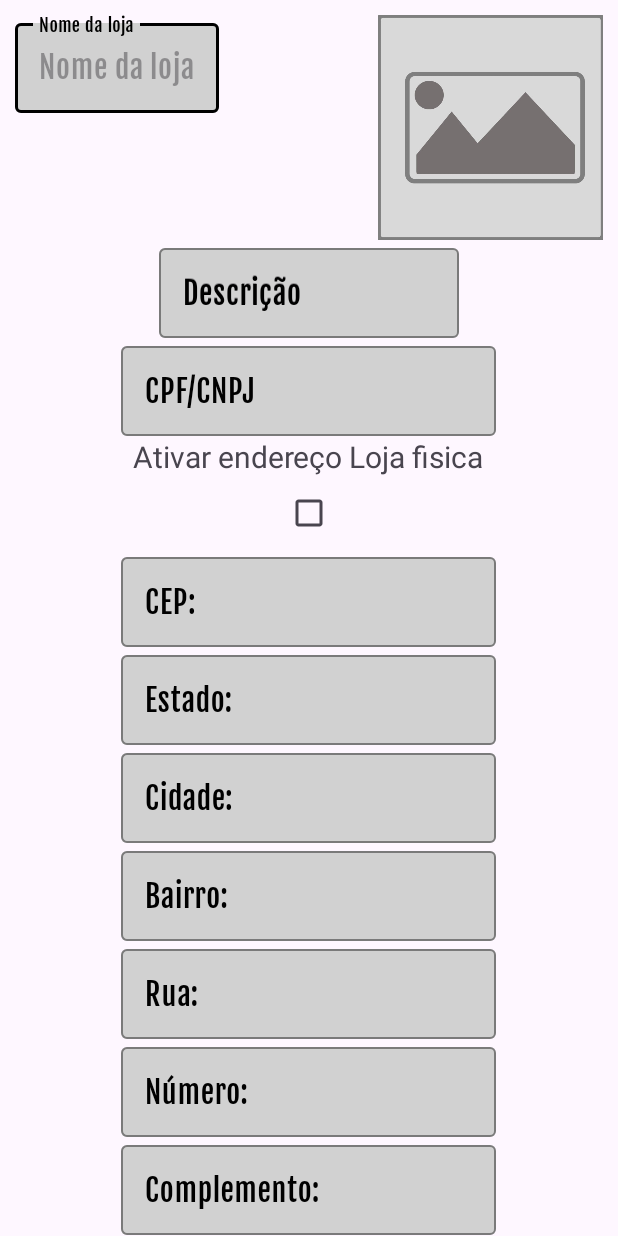
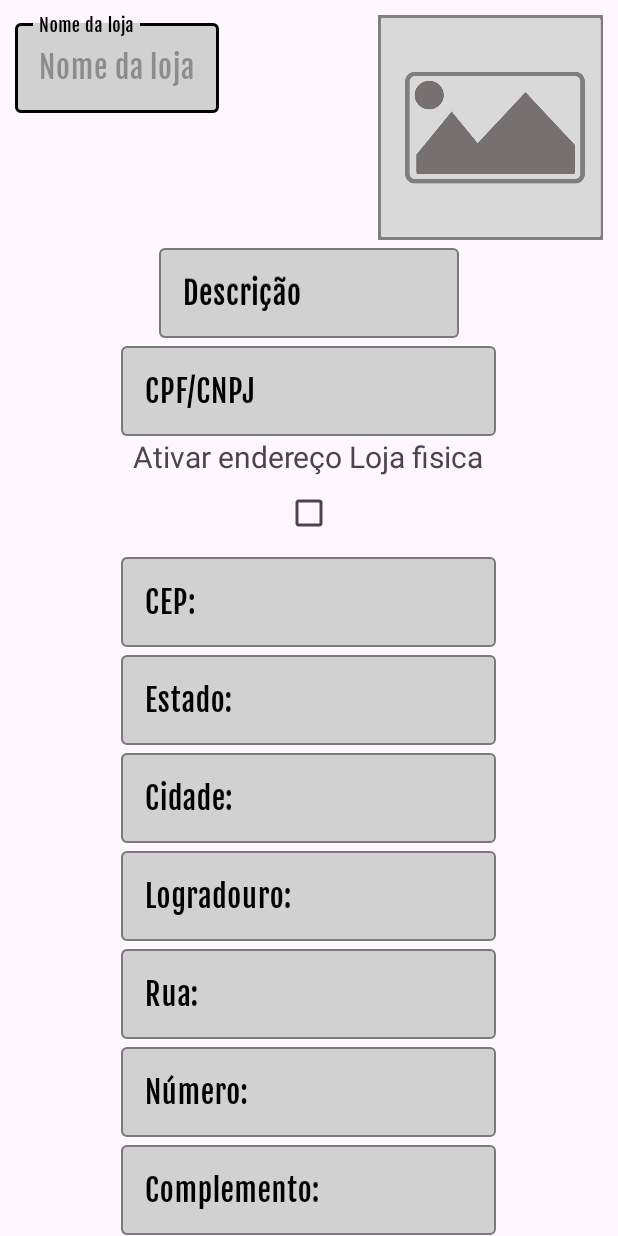
Before and after one commit to tPdru/iService, an Android app: the layout cadastrar_loja_layout.xml on its own in the app's theme, with its tools: preview values and no code run, on a phone screen of 412 x 824 dp. Run offline under Robolectric (Android 15) with nearby library versions, the phone set to English and light mode, and no system bars.

Commit message:
Criando Perfil, loja com e sem endereço. back end;

```diff
--- a/app/src/main/java/br/com/etecia/iservice/FragmentPerfilUsuario.java
+++ b/app/src/main/java/br/com/etecia/iservice/FragmentPerfilUsuario.java
@@ -27,7 +27,7 @@ public class FragmentPerfilUsuario extends Fragment {
 
 
         //Pegando as informações do perfil
-        ObjPerfil meuPerfil = ControllerMaster.getControllerMaster().getinformacoesPerfil();
+        ObjPerfil meuPerfil = ControllerMaster.getControllerMaster().getInformacoesPerfil();
 
         //Preenchendo as informações do perfil
         informacoesPerfil(meuPerfil);
--- a/app/src/main/res/layout/cadastrar_loja_layout.xml
+++ b/app/src/main/res/layout/cadastrar_loja_layout.xml
@@ -39,7 +39,7 @@
                     app:hintTextColor="@color/cor_texto">
 
                     <com.google.android.material.textfield.TextInputEditText
-                        android:id="@+id/txtCadastrarLojaNome"
+                        android:id="@+id/txtCadLojaNome"
                         android:layout_width="wrap_content"
                         android:layout_height="60sp"
                         android:fontFamily="@font/textos"
@@ -68,7 +68,7 @@
                     app:hintTextColor="@color/cor_texto">
 
                     <com.google.android.material.textfield.TextInputEditText
-                        android:id="@+id/txtCadastrarLojaDescricao"
+                        android:id="@+id/txtCadLojaDescricao"
                         android:layout_width="200sp"
                         android:layout_height="60sp"
                         android:fontFamily="@font/textos"
@@ -104,7 +104,7 @@
                     app:hintTextColor="@color/cor_texto">
 
                     <com.google.android.material.textfield.TextInputEditText
-                        android:id="@+id/txtCadastrarLojaCnpj"
+                        android:id="@+id/txtCadLojaCnpj"
                         android:layout_width="250sp"
                         android:layout_height="60sp"
                         android:fontFamily="@font/textos"
@@ -137,14 +137,14 @@
                         android:id="@+id/lnlCadastroLojaAreaEndereco"
                         android:layout_width="match_parent"
                         android:layout_height="wrap_content"
-                        android:orientation="vertical"
-                        android:gravity="center_horizontal">
+                        android:gravity="center_horizontal"
+                        android:orientation="vertical">
 
                         <com.google.android.material.textfield.TextInputLayout
+                            android:id="@+id/txtLnlCep"
                             android:layout_width="wrap_content"
                             android:layout_height="wrap_content"
                             android:layout_centerHorizontal="true"
-                            android:id="@+id/txtCadLojaCep"
                             android:hint="CEP: "
                             android:textColorHint="@color/cor_texto"
                             android:textSize="@dimen/tamanho_medio"
@@ -155,6 +155,7 @@
                             app:hintTextColor="@color/cor_texto">
 
                             <com.google.android.material.textfield.TextInputEditText
+                                android:id="@+id/txtCadLojaCep"
                                 android:layout_width="250sp"
                                 android:layout_height="60sp"
                                 android:fontFamily="@font/textos"
@@ -164,6 +165,7 @@
                         </com.google.android.material.textfield.TextInputLayout>
 
                         <com.google.android.material.textfield.TextInputLayout
+                            android:id="@+id/txtLnlEstado"
                             android:layout_width="wrap_content"
                             android:layout_height="wrap_content"
                             android:layout_centerHorizontal="true"
@@ -177,9 +179,9 @@
                             app:hintTextColor="@color/cor_texto">
 
                             <com.google.android.material.textfield.TextInputEditText
+                                android:id="@+id/txtCadLojaEstado"
                                 android:layout_width="250sp"
                                 android:layout_height="60sp"
-                                android:id="@+id/txtCadLojaEstado"
                                 android:fontFamily="@font/textos"
                                 android:textColor="@color/cor_texto"
                                 android:textSize="@dimen/tamanho_medio" />
@@ -187,11 +189,11 @@
                         </com.google.android.material.textfield.TextInputLayout>
 
                         <com.google.android.material.textfield.TextInputLayout
+                            android:id="@+id/txtLnlCidade"
                             android:layout_width="wrap_content"
                             android:layout_height="wrap_content"
                             android:layout_centerHorizontal="true"
                             android:hint="Cidade: "
-                            android:id="@+id/txtCadLojaCidade"
                             android:textColorHint="@color/cor_texto"
                             android:textSize="@dimen/tamanho_medio"
                             app:boxBackgroundColor="@color/cor_detalhes"
@@ -201,6 +203,7 @@
                             app:hintTextColor="@color/cor_texto">
 
                             <com.google.android.material.textfield.TextInputEditText
+                                android:id="@+id/txtCadLojaCidade"
                                 android:layout_width="250sp"
                                 android:layout_height="60sp"
                                 android:fontFamily="@font/textos"
@@ -210,11 +213,11 @@
                         </com.google.android.material.textfield.TextInputLayout>
 
                         <com.google.android.material.textfield.TextInputLayout
+                            android:id="@+id/txtLnlLogradouro"
                             android:layout_width="wrap_content"
                             android:layout_height="wrap_content"
                             android:layout_centerHorizontal="true"
-                            android:id="@+id/txtCadLojaLogradouro"
-                            android:hint="Bairro: "
+                            android:hint="Logradouro: "
                             android:textColorHint="@color/cor_texto"
                             android:textSize="@dimen/tamanho_medio"
                             app:boxBackgroundColor="@color/cor_detalhes"
@@ -224,6 +227,7 @@
                             app:hintTextColor="@color/cor_texto">
 
                             <com.google.android.material.textfield.TextInputEditText
+                                android:id="@+id/txtCadLojaLogradouro"
                                 android:layout_width="250sp"
                                 android:layout_height="60sp"
                                 android:fontFamily="@font/textos"
@@ -233,10 +237,10 @@
                         </com.google.android.material.textfield.TextInputLayout>
 
                         <com.google.android.material.textfield.TextInputLayout
+                            android:id="@+id/txtLnlRua"
                             android:layout_width="wrap_content"
                             android:layout_height="wrap_content"
                             android:layout_centerHorizontal="true"
-                            android:id="@+id/txtCadLojaRua"
                             android:hint="Rua: "
                             android:textColorHint="@color/cor_texto"
                             android:textSize="@dimen/tamanho_medio"
@@ -247,6 +251,7 @@
                             app:hintTextColor="@color/cor_texto">
 
                             <com.google.android.material.textfield.TextInputEditText
+                                android:id="@+id/txtCadLojaRua"
                                 android:layout_width="250sp"
                                 android:layout_height="60sp"
                                 android:fontFamily="@font/textos"
@@ -256,10 +261,10 @@
                         </com.google.android.material.textfield.TextInputLayout>
 
                         <com.google.android.material.textfield.TextInputLayout
+                            android:id="@+id/txtLnlNumero"
                             android:layout_width="wrap_content"
                             android:layout_height="wrap_content"
                             android:layout_centerHorizontal="true"
-                            android:id="@+id/txtCadLojaNumero"
                             android:hint="Número: "
                             android:textColorHint="@color/cor_texto"
                             android:textSize="@dimen/tamanho_medio"
@@ -270,6 +275,7 @@
                             app:hintTextColor="@color/cor_texto">
 
                             <com.google.android.material.textfield.TextInputEditText
+                                android:id="@+id/txtCadLojaNumero"
                                 android:layout_width="250sp"
                                 android:layout_height="60sp"
                                 android:fontFamily="@font/textos"
@@ -279,9 +285,9 @@
                         </com.google.android.material.textfield.TextInputLayout>
 
                         <com.google.android.material.textfield.TextInputLayout
+                            android:id="@+id/txtLnlComplemento"
                             android:layout_width="wrap_content"
                             android:layout_height="wrap_content"
-                            android:id="@+id/txtCadLojaComplemento"
                             android:layout_centerHorizontal="true"
                             android:hint="Complemento: "
                             android:textColorHint="@color/cor_texto"
@@ -293,6 +299,7 @@
                             app:hintTextColor="@color/cor_texto">
 
                             <com.google.android.material.textfield.TextInputEditText
+                                android:id="@+id/txtCadLojaComplemento"
                                 android:layout_width="250sp"
                                 android:layout_height="60sp"
                                 android:fontFamily="@font/textos"
```
Also changed, not shown: app/src/main/AndroidManifest.xml (+5 -2 lines), app/src/main/java/br/com/etecia/iservice/CadastrarLojaActivity.java (+133 -10 lines), app/src/main/java/br/com/etecia/iservice/ControllerMaster.java (+7 -1 lines), app/src/main/java/br/com/etecia/iservice/ObjCardLoja.java (+5 -4 lines), app/src/main/java/br/com/etecia/iservice/ObjPerfil.java (+8 -0 lines).
